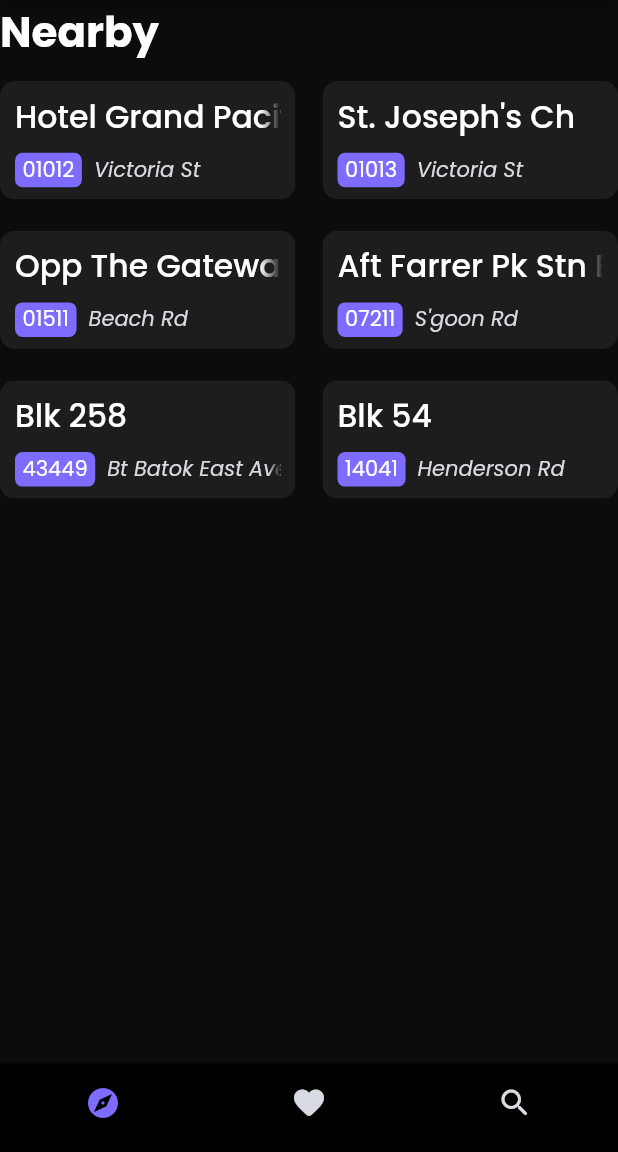
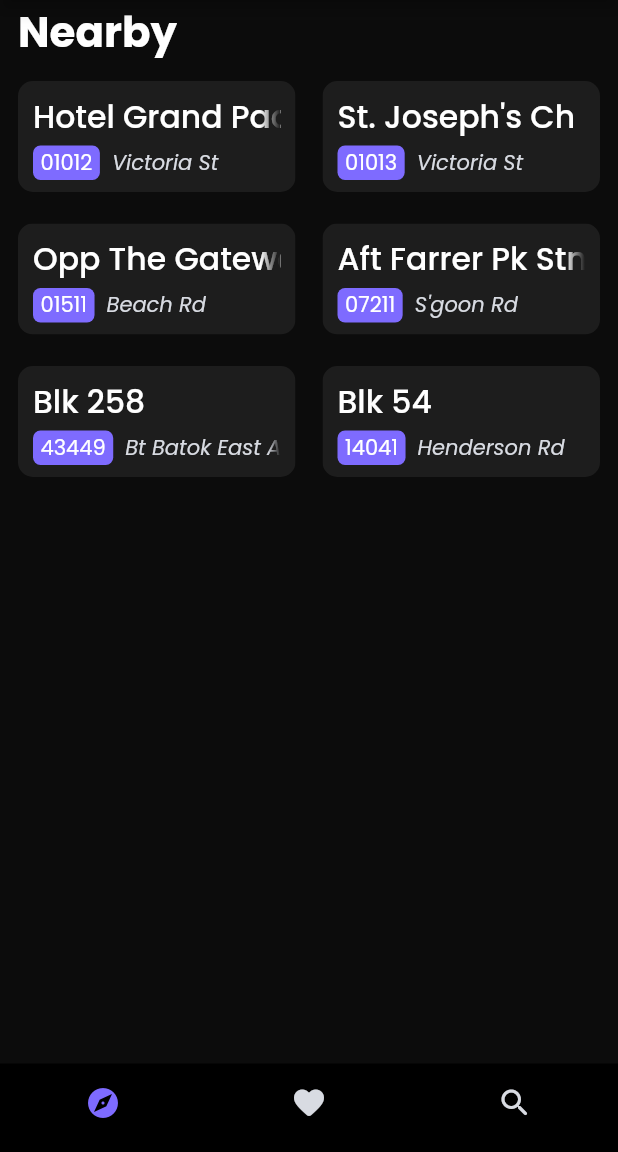
Before and after one commit to TechSupportz/transito-flutter, a Flutter app: the screen it shows after launch, on a phone screen of 412 x 824 dp, the part 84-1236 px from its top. Run offline on Flutter 3.47's test engine with Material 2 defaults, Android fonts, the phone set to English and light mode, and no system bars; our stand-ins replace geolocator, jiffy, latlong2.

Commit message:
Added padding to home screen, tooltip now at the top, gridview no longer scrollable

```diff
--- a/lib/screens/navbar_screens/home_screen.dart
+++ b/lib/screens/navbar_screens/home_screen.dart
@@ -36,14 +36,16 @@ class _HomeScreenState extends State<HomeScreen> {
 
   @override
   Widget build(BuildContext context) {
-    return Column(
+    return Padding(
+      padding: const EdgeInsets.symmetric(horizontal: 12.0),
+      child: Column(
         crossAxisAlignment: CrossAxisAlignment.start,
         children: [
-        Text(
+          const Text(
             "Nearby",
             style: TextStyle(color: Colors.white, fontSize: 28, fontWeight: FontWeight.bold),
           ),
-        SizedBox(
+          const SizedBox(
             height: 12,
           ),
           FutureBuilder(
@@ -55,8 +57,9 @@ class _HomeScreenState extends State<HomeScreen> {
                       childAspectRatio: 2.5 / 1,
                       crossAxisSpacing: 18,
                       mainAxisSpacing: 21,
+                      crossAxisCount: 2,
                       shrinkWrap: true,
-                    crossAxisCount: 2,
+                      physics: const NeverScrollableScrollPhysics(),
                       children: [
                         BusStopCard(
                           busStopInfo: snapshot.data![0],
@@ -88,6 +91,7 @@ class _HomeScreenState extends State<HomeScreen> {
                 }
               })
         ],
+      ),
     );
   }
 }
--- a/lib/widgets/bus_stop_card.dart
+++ b/lib/widgets/bus_stop_card.dart
@@ -26,6 +26,8 @@ class BusStopCard extends StatelessWidget {
     return Material(
       color: Colors.transparent,
       child: Tooltip(
+        preferBelow: false,
+        showDuration: Duration(milliseconds: 350),
         message: busStopInfo.busStopName,
         child: InkWell(
           onTap: () =>
```
Lines whose indentation alone changed are shown as unchanged.
